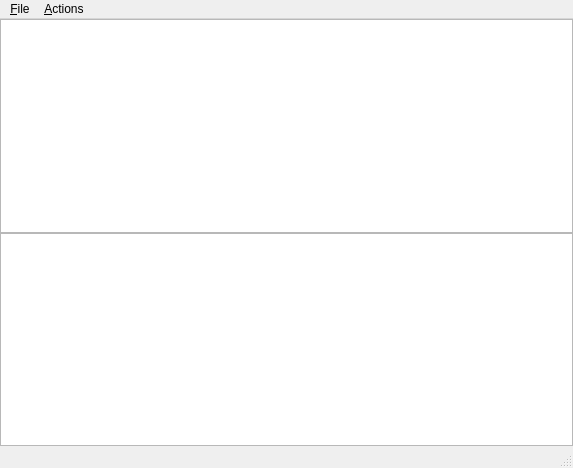
First picture: the form in prj_Qt/01editabletreemodel/mainwindow.ui, repository roboturx/aa, before the edit.
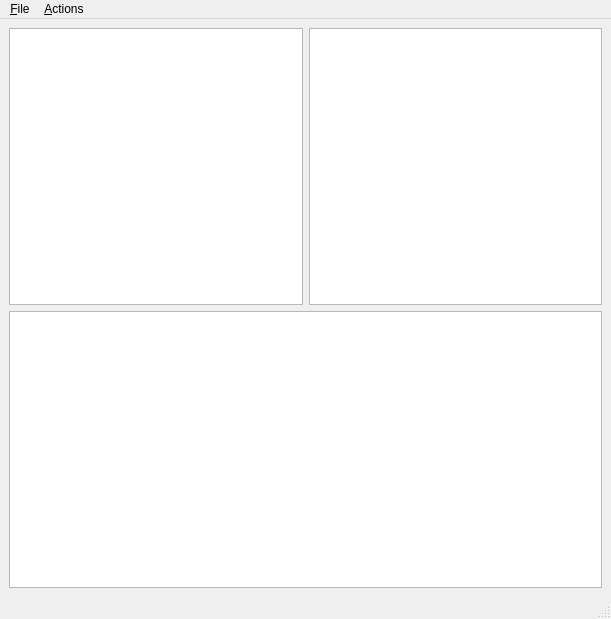
Second picture: the form after the edit.

Diff of the .ui file:
```diff
--- a/prj_Qt/01editabletreemodel/mainwindow.ui
+++ b/prj_Qt/01editabletreemodel/mainwindow.ui
@@ -6,22 +6,22 @@
    <rect>
     <x>0</x>
     <y>0</y>
-    <width>573</width>
-    <height>468</height>
+    <width>611</width>
+    <height>619</height>
    </rect>
   </property>
   <property name="windowTitle">
    <string>Editable Tree Model</string>
   </property>
   <widget class="QWidget" name="centralwidget">
-   <layout class="QVBoxLayout">
-    <property name="spacing">
-     <number>0</number>
-    </property>
-    <property name="margin" stdset="0">
-     <number>0</number>
-    </property>
-    <item>
+   <layout class="QGridLayout" name="gridLayout">
+    <item row="0" column="1">
+     <widget class="QTreeView" name="view03"/>
+    </item>
+    <item row="0" column="0">
+     <widget class="QTreeView" name="view02"/>
+    </item>
+    <item row="2" column="0" colspan="2">
      <widget class="QTreeView" name="view01">
       <property name="alternatingRowColors">
        <bool>true</bool>
@@ -40,9 +40,6 @@
       </property>
      </widget>
     </item>
-    <item>
-     <widget class="QTreeView" name="view02"/>
-    </item>
    </layout>
   </widget>
   <widget class="QMenuBar" name="menubar">
@@ -50,7 +47,7 @@
     <rect>
      <x>0</x>
      <y>0</y>
-     <width>573</width>
+     <width>611</width>
      <height>22</height>
     </rect>
    </property>
```
